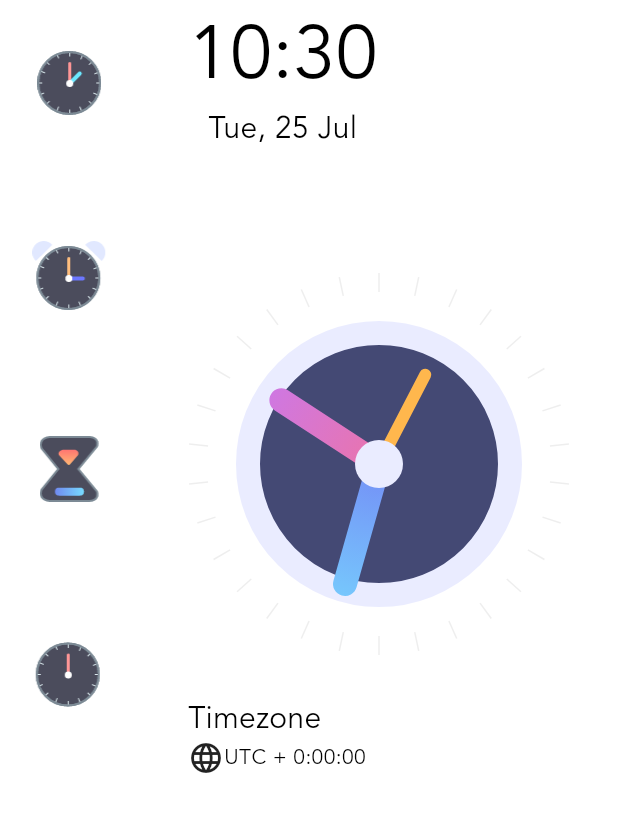
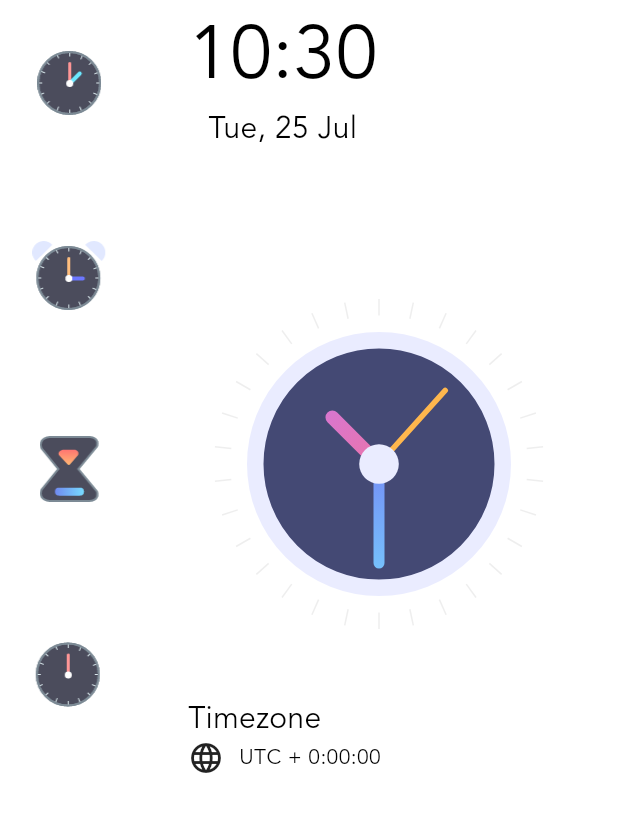
Before and after one commit to The-Naveen-Chandra/TimeTrek, a Flutter app: the screen it shows after launch, on a phone screen of 412 x 824 dp, the part 212-1044 px from its top. Run offline on Flutter 3.47's test engine with Material 2 defaults, Android fonts, the phone set to English and light mode, and no system bars.

Commit message:
Dynamic layout

```diff
--- a/lib/home/home_screen.dart
+++ b/lib/home/home_screen.dart
@@ -87,12 +87,12 @@ class _HomeScreenState extends State<HomeScreen> {
                   ),
 
                   // Real time Clock View
-                  const Flexible(
+                  Flexible(
                     flex: 4,
                     fit: FlexFit.tight,
                     child: Align(
                       alignment: Alignment.center,
-                      child: ClockView(),
+                      child: ClockView(size: 220),
                     ),
                   ),
 
@@ -116,7 +116,7 @@ class _HomeScreenState extends State<HomeScreen> {
                             const Icon(
                               Icons.language,
                             ),
-                            // const SizedBox(width: 16),
+                            const SizedBox(width: 10),
                             Text(
                               "UTC$offSection + $timezoneString",
                               style: const TextStyle(
@@ -141,6 +141,8 @@ class _HomeScreenState extends State<HomeScreen> {
   Padding buildMenuButton(String title, String image) {
     return Padding(
       padding: const EdgeInsets.symmetric(vertical: 16),
+      child: Container(
+        // color: title == "Clock" ? Colors.red : Colors.transparent,
         child: TextButton(
           onPressed: () {},
           child: Column(
@@ -164,6 +166,7 @@ class _HomeScreenState extends State<HomeScreen> {
             ],
           ),
         ),
+      ),
     );
   }
 }
```
Also changed, not shown: lib/components/clock_view.dart (+27 -16 lines). Lines whose indentation alone changed are shown as unchanged.
